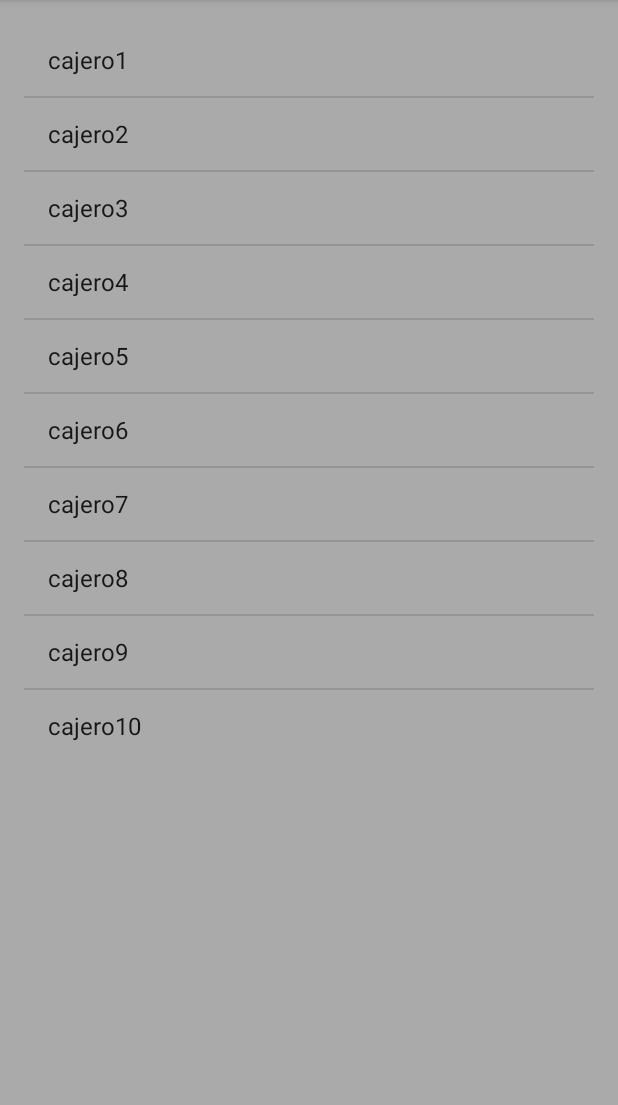
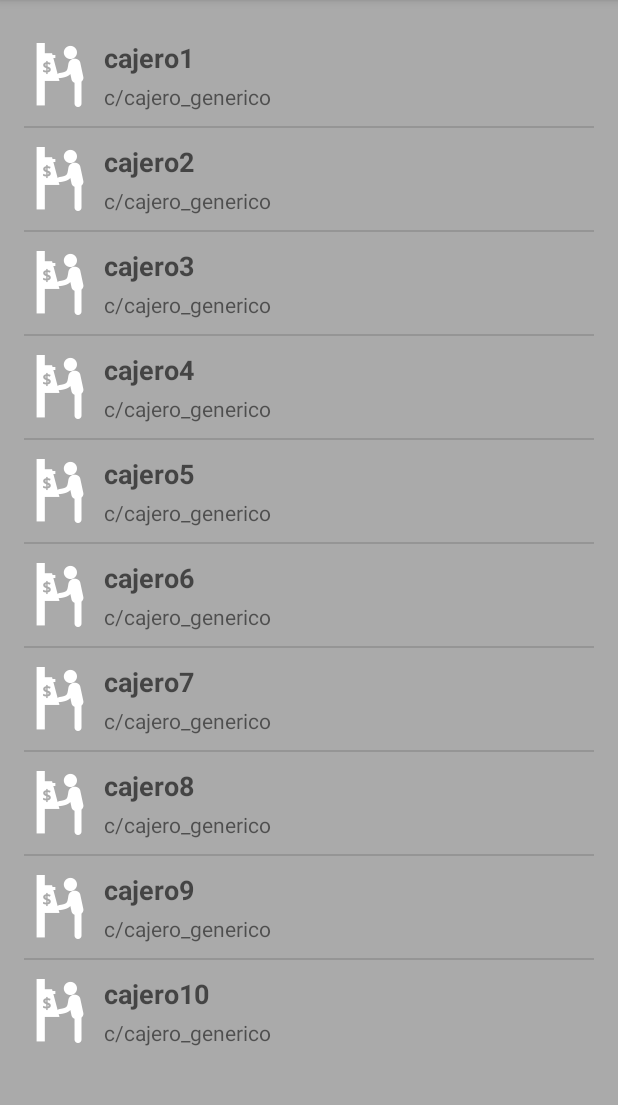
Before and after one commit to JosueMH/SACAPASTA, an Android app: the screen it shows after launch (MainActivity), on a phone screen of 412 x 824 dp, the part 84-1189 px from its top. Run offline under Robolectric (Android 15) with nearby library versions, the phone set to English and light mode, and no system bars.

Commit message:
ArrayAdapter con layout personalizado.

```diff
--- a/app/build.gradle
+++ b/app/build.gradle
@@ -6,7 +6,7 @@ android {
 
     defaultConfig {
         applicationId "es.marques.sacapasta"
-        minSdkVersion 7
+        minSdkVersion 10
         targetSdkVersion 23
         versionCode 1
         versionName "1.0"
@@ -23,4 +23,6 @@ dependencies {
     compile fileTree(dir: 'libs', include: ['*.jar'])
     testCompile 'junit:junit:4.12'
     compile 'com.android.support:appcompat-v7:23.1.1'
+    compile 'com.android.support:support-v4:23.1.1'
+    compile 'com.android.support:recyclerview-v7:23.1.1'
 }
--- a/app/src/main/java/es/marques/sacapasta/MainActivity.java
+++ b/app/src/main/java/es/marques/sacapasta/MainActivity.java
@@ -15,7 +15,7 @@ public class MainActivity extends AppCompatActivity {
         ListView lvItems = (ListView) findViewById(R.id.listView_cajeros);
         String [] cajeros = getResources().getStringArray(R.array.cajeros_nombre);
         ArrayAdapter<String> adapter = new ArrayAdapter<String>(this,
-                android.R.layout.simple_list_item_1, cajeros);
+                R.layout.layout_vista_simple_cajero,R.id.TextView_nombreCajero,cajeros);
         lvItems.setAdapter(adapter);
     }
 }
--- /dev/null
+++ b/app/src/main/res/layout/layout_vista_simple_cajero.xml
@@ -0,0 +1,53 @@
+<?xml version="1.0" encoding="utf-8"?>
+<LinearLayout xmlns:android="http://schemas.android.com/apk/res/android"
+    android:layout_width="match_parent"
+    android:layout_height="match_parent"
+    android:orientation="horizontal"
+    android:paddingBottom="10dp"
+    android:paddingLeft="0dp"
+    android:paddingRight="0dp"
+    android:paddingTop="10dp"
+    android:background="@android:color/darker_gray">
+
+    <ImageView
+        android:id="@+id/imageView_tipoCajero"
+        android:layout_width="wrap_content"
+        android:layout_height="wrap_content"
+        android:layout_gravity="center_vertical"
+        android:src="@mipmap/ic_cajero_automatico" />
+
+    <RelativeLayout
+        android:layout_width="fill_parent"
+        android:layout_height="fill_parent"
+        android:paddingLeft="5dp" >
+
+        <TextView
+            android:id="@+id/TextView_nombreCajero"
+            android:layout_width="fill_parent"
+            android:layout_height="wrap_content"
+            android:layout_alignParentTop="true"
+            android:layout_alignParentLeft="true"
+            android:singleLine="true"
+            android:paddingRight="5dp"
+            android:ellipsize="end"
+            android:scrollHorizontally="true"
+            android:gravity="top"
+            android:textAppearance="?android:attr/textAppearanceMedium"
+            android:textStyle="bold"
+            android:typeface="sans" />
+
+        <TextView
+            android:id="@+id/TextView_calleCajero"
+            android:layout_width="fill_parent"
+            android:layout_height="wrap_content"
+            android:layout_alignParentBottom="true"
+            android:layout_alignParentLeft="true"
+            android:textAppearance="?android:attr/textAppearanceSmall"
+            android:singleLine="true"
+            android:ellipsize="end"
+            android:scrollHorizontally="true"
+            android:text="c/cajero_generico" />
+
+    </RelativeLayout>
+
+</LinearLayout>
```
Also changed, not shown: app/src/main/ic_cajero_automatico-web.png (added), app/src/main/res/mipmap-hdpi/ic_cajero_automatico.png (added), app/src/main/res/mipmap-mdpi/ic_cajero_automatico.png (added), app/src/main/res/mipmap-xhdpi/ic_cajero_automatico.png (added), app/src/main/res/mipmap-xxhdpi/ic_cajero_automatico.png (added), app/src/main/res/mipmap-xxxhdpi/ic_cajero_automatico.png (added).
